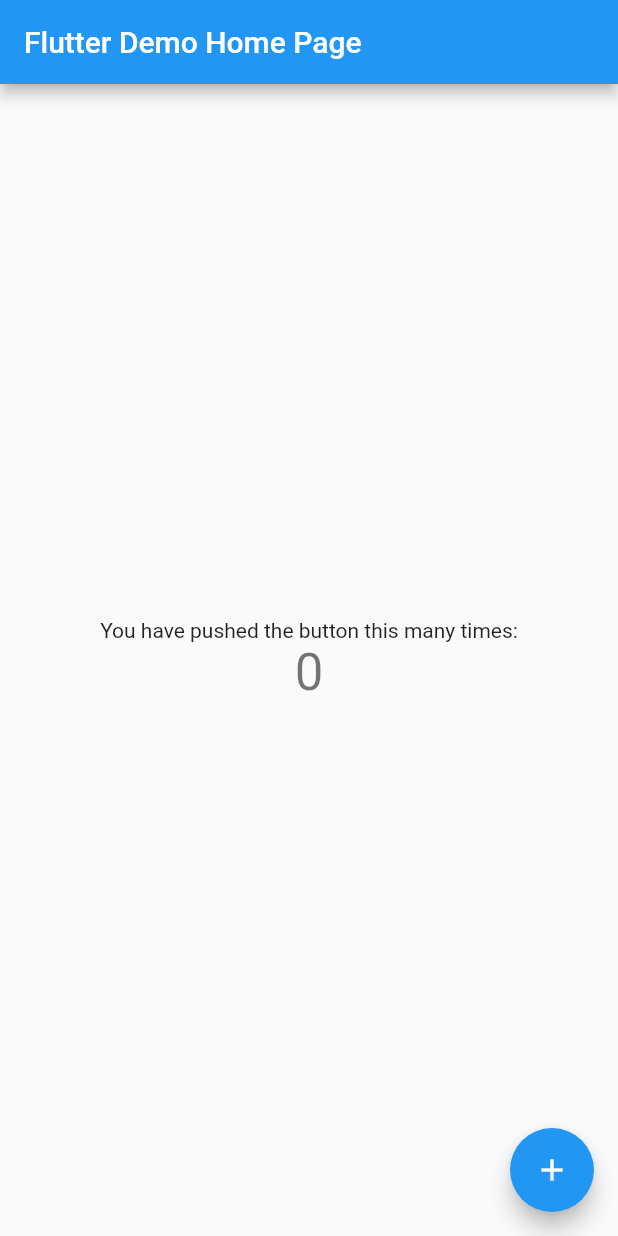
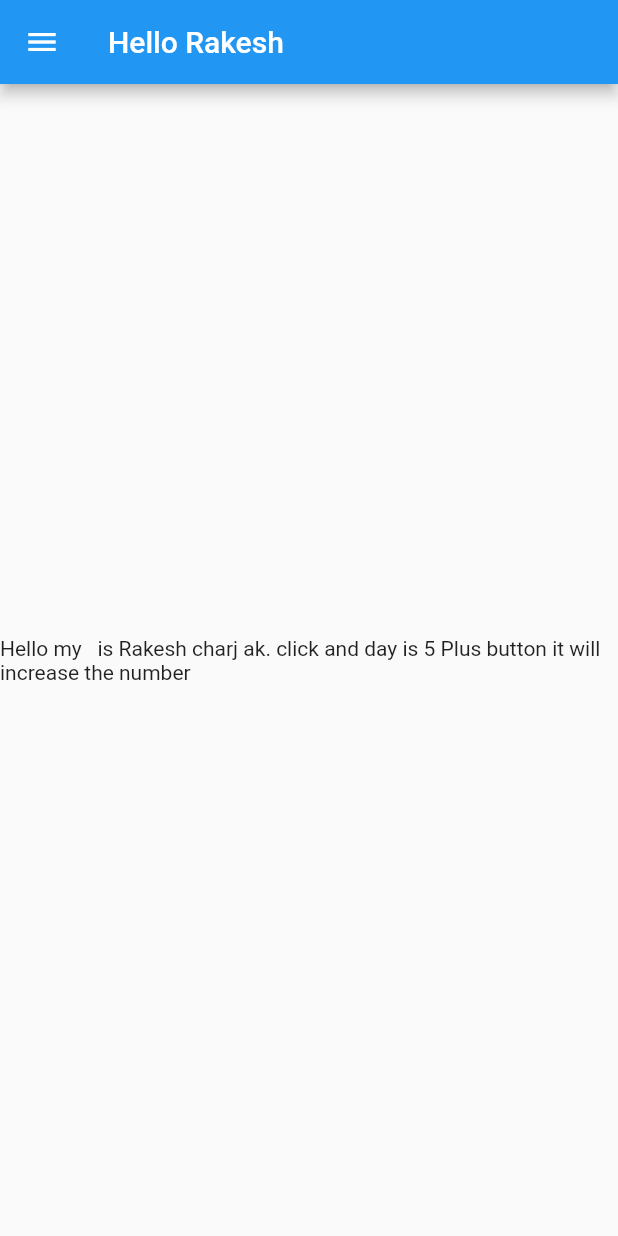
Before and after one commit to RakeshBhardwaj-coder/flutter_catalog, a Flutter app: the screen it shows after launch, on a phone screen of 412 x 824 dp. Run offline on Flutter 3.47's test engine with Material 2 defaults, Android fonts, the phone set to English and light mode, and no system bars.

Commit message:
day2 completed

```diff
--- /dev/null
+++ b/lib/home_page.dart
@@ -0,0 +1,43 @@
+import 'package:flutter/material.dart';
+
+class HomePage extends StatelessWidget {
+  var name = "Rakesh charj";
+  var day = 5;
+  @override
+  Widget build(BuildContext context) {
+    return Scaffold(
+      appBar: AppBar(
+        title: Text("Hello Rakesh"),
+          // Here we take the value from the MyHomePage object that was created by
+          // the App.build method, and use it to set our appbar title.
+          // title: Text(widget.title),
+          ),
+      body: Center(
+        // Center is a layout widget. It takes a single child and positions it
+        // in the middle of the parent.
+        child: Column(
+          // Column is also a layout widget. It takes a list of children and
+          // arranges them vertically. By default, it sizes itself to fit its
+          // children horizontally, and tries to be as tall as its parent.
+          //
+          // Invoke "debug painting" (press "p" in the console, choose the
+          // "Toggle Debug Paint" action from the Flutter Inspector in Android
+          // Studio, or the "Toggle Debug Paint" command in Visual Studio Code)
+          // to see the wireframe for each widget.
+          //
+          // Column has various properties to control how it sizes itself and
+          // how it positions its children. Here we use mainAxisAlignment to
+          // center the children vertically; the main axis here is the vertical
+          // axis because Columns are vertical (the cross axis would be
+          // horizontal).
+          mainAxisAlignment: MainAxisAlignment.center,
+          children: <Widget>[
+            Text(
+                "Hello my   is $name ak. click and day is $day Plus button it will increase the number"),
+          ],
+        ),
+      ),
+      drawer: Drawer(),
+    );
+  }
+}
--- a/lib/main.dart
+++ b/lib/main.dart
@@ -1,4 +1,5 @@
 import 'package:flutter/material.dart';
+import 'package:flutter_catalog/home_page.dart';
 
 void main() {
   runApp(const MyApp());
@@ -11,7 +12,7 @@ class MyApp extends StatelessWidget {
   @override
   Widget build(BuildContext context) {
     return MaterialApp(
-      title: 'Flutter Demo',
+      title: 'Rakesh App',
       theme: ThemeData(
         // This is the theme of your application.
         //
@@ -24,7 +25,7 @@ class MyApp extends StatelessWidget {
         // is not restarted.
         primarySwatch: Colors.blue,
       ),
-      home: const MyHomePage(title: 'Flutter Demo Home Page'),
+      home: const MyHomePage(title: 'Rakesh Bhardwaj App'),
     );
   }
 }
@@ -48,18 +49,9 @@ class MyHomePage extends StatefulWidget {
 }
 
 class _MyHomePageState extends State<MyHomePage> {
-  int _counter = 0;
-
-  void _incrementCounter() {
-    setState(() {
-      // This call to setState tells the Flutter framework that something has
-      // changed in this State, which causes it to rerun the build method below
-      // so that the display can reflect the updated values. If we changed
-      // _counter without calling setState(), then the build method would not be
-      // called again, and so nothing would appear to happen.
-      _counter++;
-    });
-  }
+  // int _counter = 0;
+  String name = "Ram dutt";
+  int day = 30;
 
   @override
   Widget build(BuildContext context) {
@@ -69,47 +61,8 @@ class _MyHomePageState extends State<MyHomePage> {
     // The Flutter framework has been optimized to make rerunning build methods
     // fast, so that you can just rebuild anything that needs updating rather
     // than having to individually change instances of widgets.
-    return Scaffold(
-      appBar: AppBar(
-        // Here we take the value from the MyHomePage object that was created by
-        // the App.build method, and use it to set our appbar title.
-        title: Text(widget.title),
-      ),
-      body: Center(
-        // Center is a layout widget. It takes a single child and positions it
-        // in the middle of the parent.
-        child: Column(
-          // Column is also a layout widget. It takes a list of children and
-          // arranges them vertically. By default, it sizes itself to fit its
-          // children horizontally, and tries to be as tall as its parent.
-          //
-          // Invoke "debug painting" (press "p" in the console, choose the
-          // "Toggle Debug Paint" action from the Flutter Inspector in Android
-          // Studio, or the "Toggle Debug Paint" command in Visual Studio Code)
-          // to see the wireframe for each widget.
-          //
-          // Column has various properties to control how it sizes itself and
-          // how it positions its children. Here we use mainAxisAlignment to
-          // center the children vertically; the main axis here is the vertical
-          // axis because Columns are vertical (the cross axis would be
-          // horizontal).
-          mainAxisAlignment: MainAxisAlignment.center,
-          children: <Widget>[
-            const Text(
-              'You have pushed the button this many times:',
-            ),
-            Text(
-              '$_counter',
-              style: Theme.of(context).textTheme.headline4,
-            ),
-          ],
-        ),
-      ),
-      floatingActionButton: FloatingActionButton(
-        onPressed: _incrementCounter,
-        tooltip: 'Increment',
-        child: const Icon(Icons.add),
-      ), // This trailing comma makes auto-formatting nicer for build methods.
+    return MaterialApp(
+      home: HomePage(),
     );
   }
 }
```
